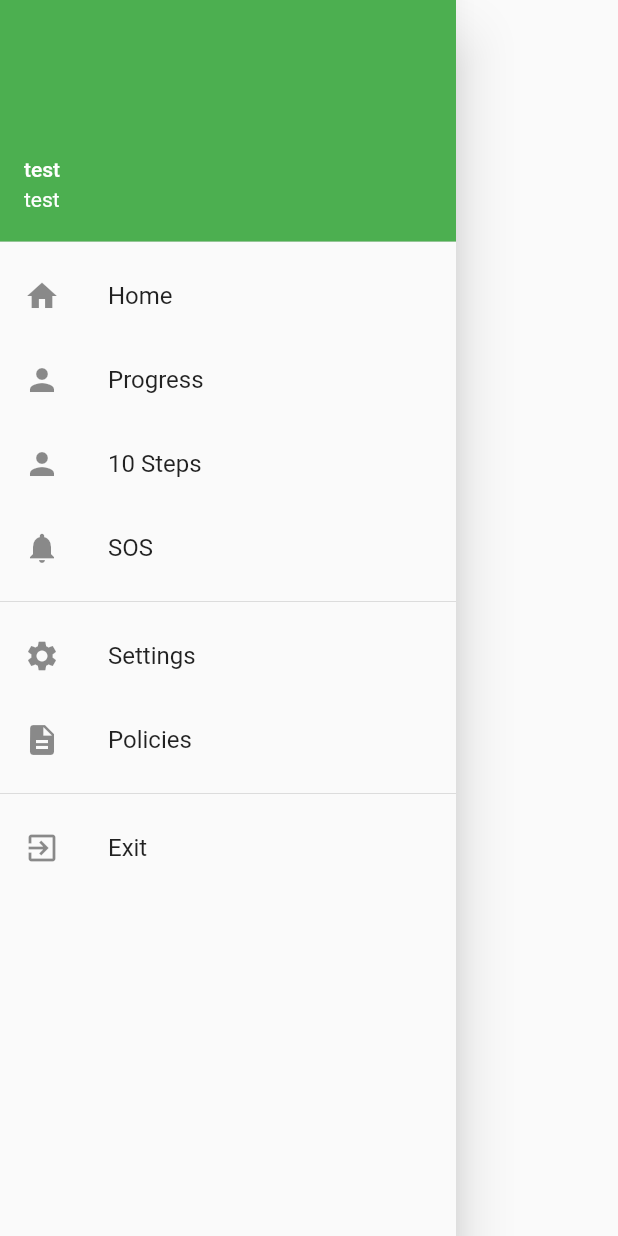
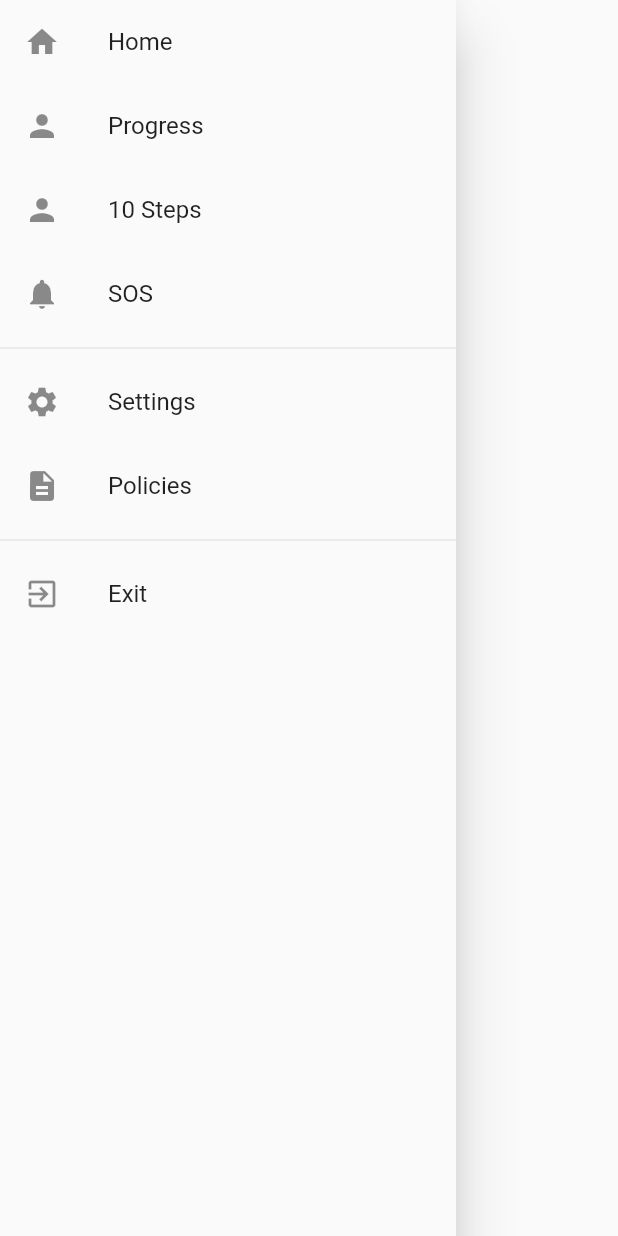
Before and after one commit to camihall/I2P_app_project, a Flutter app: the NavBar widget shown alone on an empty page, opened directly, on a phone screen of 412 x 824 dp. Run offline on Flutter 3.47's test engine with Material 2 defaults, Android fonts, the phone set to English and light mode, and no system bars; our stand-ins replace auto_route, cloud_firestore, firebase_auth, firebase_core, flutter_redux, fluttertoast and 4 more; missing offline and left inert: dart:html; accounts and stored records are empty.

Commit message:
NavBar working

```diff
--- a/my_app/lib/NavBar.dart
+++ b/my_app/lib/views/NavBar.dart
@@ -33,13 +33,6 @@ class NavBar extends StatelessWidget {
         // Remove padding
         padding: EdgeInsets.zero,
         children: [
-          UserAccountsDrawerHeader(
-            accountName: Text('test'),
-            accountEmail: Text('test'),
-            decoration: BoxDecoration(
-              color: Colors.green,
-            ),
-          ),
           ListTile(
               leading: Icon(Icons.home),
               title: Text('Home'),
--- a/my_app/lib/views/dashboard.dart
+++ b/my_app/lib/views/dashboard.dart
@@ -5,7 +5,7 @@ import 'package:my_app/state/appState.dart';
 import 'package:redux/redux.dart';
 import 'package:flutter_redux/flutter_redux.dart';
 
-import '../NavBar.dart';
+import 'NavBar.dart';
 
 // ignore: must_be_immutable
 class Dashboard extends StatefulWidget {
@@ -87,6 +87,7 @@ class _DashboardState extends State<Dashboard> {
                               ])
                         ],
                       ))),
+              appBar: AppBar(title: Text("A New Page")),
               drawer: NavBar());
         });
   }
```
